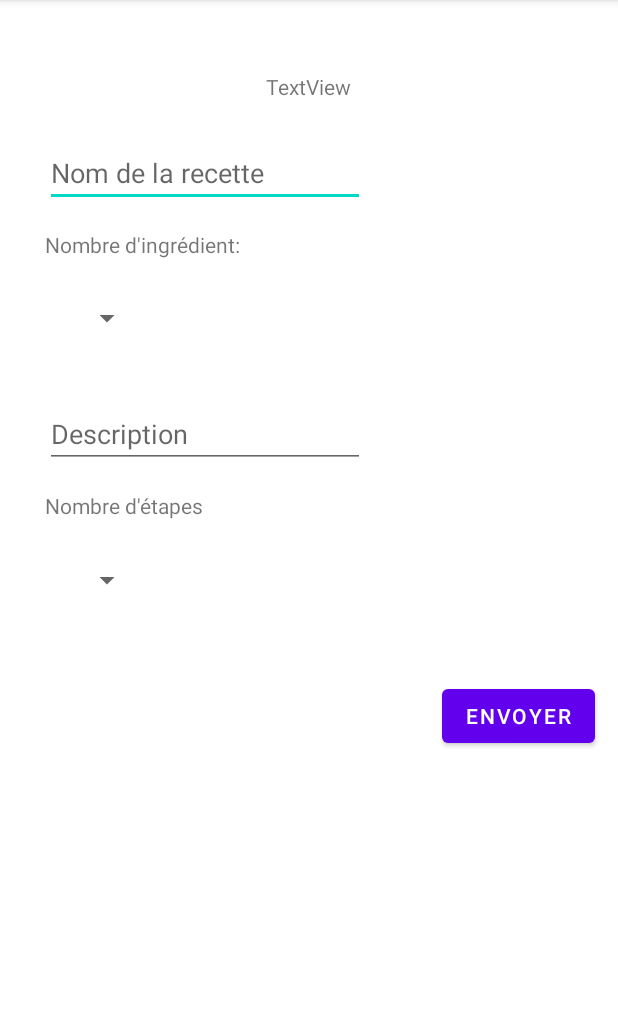
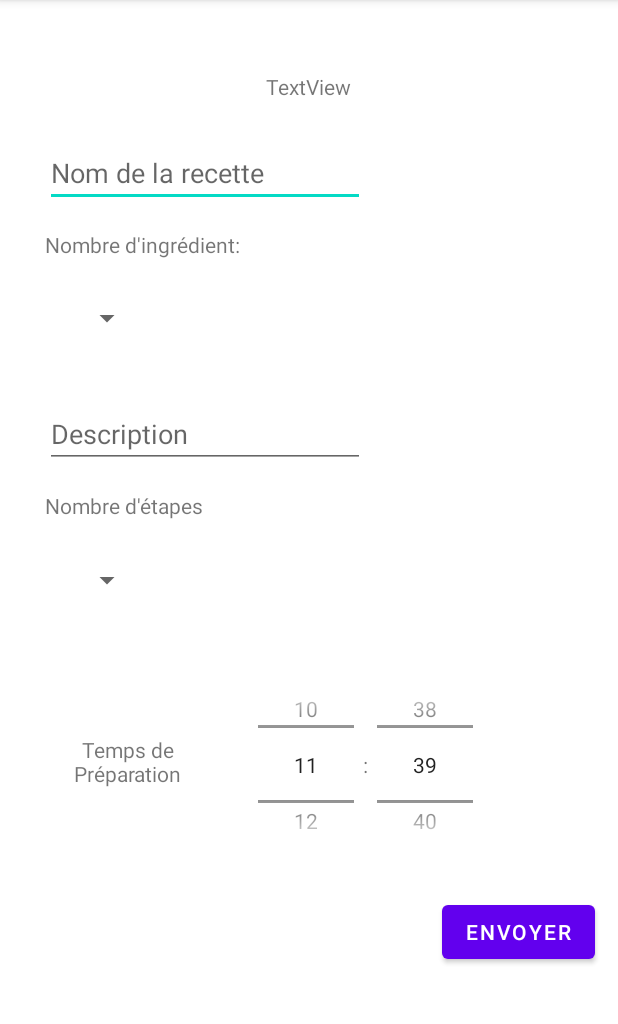
Before and after one commit to chenetheophile/BeteDeSoiree, an Android app: the Proposition screen opened directly, with no data from a screen before it, on a phone screen of 412 x 824 dp, the part 84-1108 px from its top. Run offline under Robolectric (Android 15) with nearby library versions, the phone set to English and light mode, and no system bars; our stand-ins replace Firebase (no records; nobody signed in at launch, a user with empty details on screens opened directly); network calls fail; 2 statements that could not run were skipped.

Commit message:
fin ajout bdd mysql + proposition

```diff
--- a/ApplicationV3/app/build.gradle
+++ b/ApplicationV3/app/build.gradle
@@ -9,7 +9,7 @@ android {
 
     defaultConfig {
         applicationId "com.example.applicationv3"
-        minSdkVersion 22
+        minSdkVersion 23
         targetSdkVersion 30
         versionCode 1
         versionName "1.0"
--- a/ApplicationV3/app/src/main/java/com/example/applicationv3/EtapeAdapter.java
+++ b/ApplicationV3/app/src/main/java/com/example/applicationv3/EtapeAdapter.java
@@ -4,6 +4,7 @@ import android.content.Context;
 import android.view.LayoutInflater;
 import android.view.View;
 import android.view.ViewGroup;
+import android.widget.EditText;
 import android.widget.TextView;
 
 import androidx.annotation.NonNull;
@@ -50,6 +51,7 @@ public class EtapeAdapter extends RecyclerView.Adapter<EtapeAdapter.EtapeHolder>
             super(itemView);
             this.num=itemView.findViewById(R.id.numero_etape);
             this.etape=itemView.findViewById(R.id.Etape);
+
         }
     }
 }
--- a/ApplicationV3/app/src/main/java/com/example/applicationv3/MainActivity.java
+++ b/ApplicationV3/app/src/main/java/com/example/applicationv3/MainActivity.java
@@ -18,7 +18,7 @@ public class MainActivity extends AppCompatActivity {
         setContentView(R.layout.activity_main);
         charg=findViewById(R.id.chargement);
         charg.setProgress(0);
-        bdd=new BDD(null,charg);
+        bdd=new BDD(charg);
         View par=findViewById(R.id.parametrefrag);
         par.setVisibility(View.GONE);
         Button StartButton =findViewById(R.id.StartButton);
--- a/ApplicationV3/app/src/main/java/com/example/applicationv3/Proposition.java
+++ b/ApplicationV3/app/src/main/java/com/example/applicationv3/Proposition.java
@@ -15,6 +15,7 @@ import android.widget.EditText;
 
 import android.widget.Spinner;
 import android.widget.TextView;
+import android.widget.TimePicker;
 import android.widget.Toast;
 
 import androidx.appcompat.app.AppCompatActivity;
@@ -27,33 +28,24 @@ import java.lang.reflect.Field;
 import java.util.ArrayList;
 
 public class Proposition extends AppCompatActivity {
-    private  EditText nomRecettePro,Ingr,Desc,Etape;
+    private  EditText nomRecettePro,Desc;
+    private ListeAdapter listeIngrAdapter;
+    private ListeAdapter listeEtapeAdapter;
+    private TimePicker horloge;
     private  Bitmap photo;
     @Override
     protected void onCreate(Bundle savedInstanceState) {
         super.onCreate(savedInstanceState);
         setContentView(R.layout.activity_proposition);
 
+        horloge=findViewById(R.id.horloge);
+        horloge.setIs24HourView(true);
 
         TextView text=findViewById(R.id.Type);
         text.setText(getIntent().getExtras().getString("type"));
 
         Spinner nbIngr=findViewById(R.id.nbIngr);
         ArrayAdapter<Integer> adapterIngr =new ArrayAdapter<Integer>(getApplicationContext(),R.layout.support_simple_spinner_dropdown_item){
-
-            @Override
-            public View getDropDownView(int position, View convertView,
-                                        ViewGroup parent) {
-                convertView = super.getDropDownView(position, convertView,
-                        parent);
-
-                convertView.setVisibility(View.VISIBLE);
-                ViewGroup.LayoutParams p = convertView.getLayoutParams();
-                p.height = 100; // set the height
-                convertView.setLayoutParams(p);
-
-                return convertView;
-            }
         };
         for(int i=0;i<50;i++){
             adapterIngr.add(i);
@@ -91,17 +83,18 @@ public class Proposition extends AppCompatActivity {
             }
         });
 
-
         FirebaseUser usr= (FirebaseUser) getIntent().getExtras().get("User");
 
         nomRecettePro=findViewById(R.id.NomRecettePropo);
         Desc=findViewById(R.id.DescriptionPropo);
 
 
+
         Button envoi=findViewById(R.id.envoyer);
         envoi.setOnClickListener(new View.OnClickListener() {
             @Override
             public void onClick(View v) {
+
                 sendProp();
             }
         });
@@ -117,8 +110,8 @@ public class Proposition extends AppCompatActivity {
                 listeIngr.add("");
             }
 
-            ListeAdapter listeAdapter=new ListeAdapter(getApplicationContext(),listeIngr);
-            recyclerIngr.setAdapter(listeAdapter);
+            listeIngrAdapter=new ListeAdapter(getApplicationContext(),listeIngr);
+            recyclerIngr.setAdapter(listeIngrAdapter);
             recyclerIngr.setLayoutManager(new LinearLayoutManager(getApplicationContext()));
         }else{
             RecyclerView recyclerEtape=findViewById(R.id.recyclerEtape);
@@ -128,19 +121,26 @@ public class Proposition extends AppCompatActivity {
                 listeEtape.add("");
             }
 
-            ListeAdapter listeAdapter=new ListeAdapter(getApplicationContext(),listeEtape);
-            recyclerEtape.setAdapter(listeAdapter);
+            listeEtapeAdapter=new ListeAdapter(getApplicationContext(),listeEtape);
+            recyclerEtape.setAdapter(listeEtapeAdapter);
             recyclerEtape.setLayoutManager(new LinearLayoutManager(getApplicationContext()));
         }
 
     }
 
     private void sendProp(){//envoi la proposition par mail
-        String Email="chene.theophile@gmail.com";
-        String Subject="Proposition recette";
-        String mess=nomRecettePro.getText().toString()+"\n"+Ingr.getText().toString()+"\n"+Desc.getText().toString()+"\n"+Etape.getText().toString();
-        JavaMailAPI javaMailAPI=new JavaMailAPI(this,Email,Subject, mess,photo);
-        javaMailAPI.execute();
+        String Etape="";
+        String Ingr="";
+        ArrayList<String> listeIngr=listeIngrAdapter.getListe();
+        ArrayList<String> listeEtape=listeEtapeAdapter.getListe();
+        for (int i=0;i<listeIngr.size();i++){
+            Ingr+=listeIngr.get(i)+"@";
+        }
+        for (int i=0;i<listeEtape.size();i++){
+
+            Etape+=listeEtape.get(i)+"@";
+        }
+        new BDD().addPropo(getApplicationContext(),nomRecettePro.getText().toString(),Ingr,Desc.getText().toString(),Etape,getIntent().getExtras().getString("type"),horloge.getMinute()+horloge.getHour()*60);
         finish();
         Toast.makeText(getApplicationContext(),"Proposition envoyé",Toast.LENGTH_LONG).show();
     }
--- a/ApplicationV3/app/src/main/java/com/example/applicationv3/data/EmailPassword.java
+++ b/ApplicationV3/app/src/main/java/com/example/applicationv3/data/EmailPassword.java
@@ -78,7 +78,7 @@ public class EmailPassword {
                         if (task.isSuccessful()) {
                             // Sign in success, update UI with the signed-in user's information
                             Log.d(TAG, "signInWithEmail:success");
-                                new BDD(getUser(),chargement).getDocument(window.getContext());//une fois connecter passe a la suite de l'app
+                                new BDD(chargement).getDocument(window.getContext());//une fois connecter passe a la suite de l'app
                         } else {
                             String errorCode = ((FirebaseAuthException) task.getException()).getErrorCode();
                             switch (errorCode){
--- a/ApplicationV3/app/src/main/res/layout/activity_proposition.xml
+++ b/ApplicationV3/app/src/main/res/layout/activity_proposition.xml
@@ -78,13 +78,13 @@
                     android:id="@+id/envoyer"
                     android:layout_width="wrap_content"
                     android:layout_height="wrap_content"
-                    android:layout_marginTop="27dp"
+                    android:layout_marginTop="16dp"
                     android:layout_marginEnd="15dp"
                     android:layout_marginBottom="15dp"
                     android:text="envoyer"
                     app:layout_constraintBottom_toBottomOf="parent"
                     app:layout_constraintEnd_toEndOf="parent"
-                    app:layout_constraintTop_toBottomOf="@+id/linearLayout2" />
+                    app:layout_constraintTop_toBottomOf="@+id/horloge" />
 
                 <EditText
                     android:id="@+id/DescriptionPropo"
@@ -141,7 +141,29 @@
                         android:id="@+id/recyclerEtape"
                         android:layout_width="309dp"
                         android:layout_height="wrap_content" />
+
                 </LinearLayout>
+
+                <TimePicker
+                    android:id="@+id/horloge"
+                    android:layout_width="216dp"
+                    android:layout_height="143dp"
+                    android:layout_marginStart="136dp"
+                    android:layout_marginTop="12dp"
+                    android:timePickerMode="spinner"
+                    app:layout_constraintStart_toStartOf="parent"
+                    app:layout_constraintTop_toBottomOf="@+id/linearLayout2" />
+
+                <TextView
+                    android:id="@+id/textView11"
+                    android:layout_width="110dp"
+                    android:layout_height="38dp"
+                    android:layout_marginStart="30dp"
+                    android:layout_marginTop="64dp"
+                    android:text="Temps de Préparation"
+                    android:textAlignment="center"
+                    app:layout_constraintStart_toStartOf="parent"
+                    app:layout_constraintTop_toBottomOf="@+id/linearLayout2" />
 
             </androidx.constraintlayout.widget.ConstraintLayout>
         </LinearLayout>
```
Also changed, not shown: ApplicationV3/app/src/main/java/com/example/applicationv3/BDD.java (+43 -33 lines), ApplicationV3/app/src/main/java/com/example/applicationv3/ListeAdapter.java (+24 -1 lines), 2 other files.
